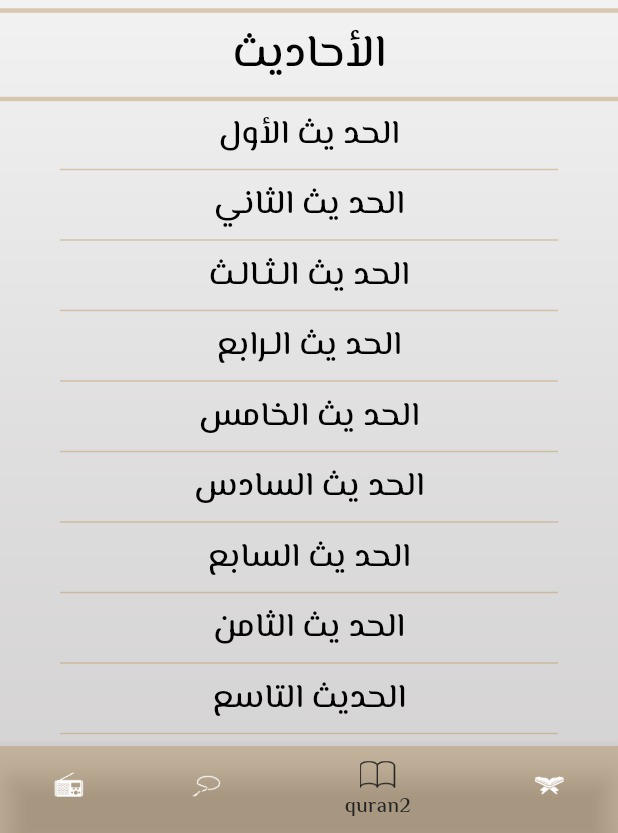
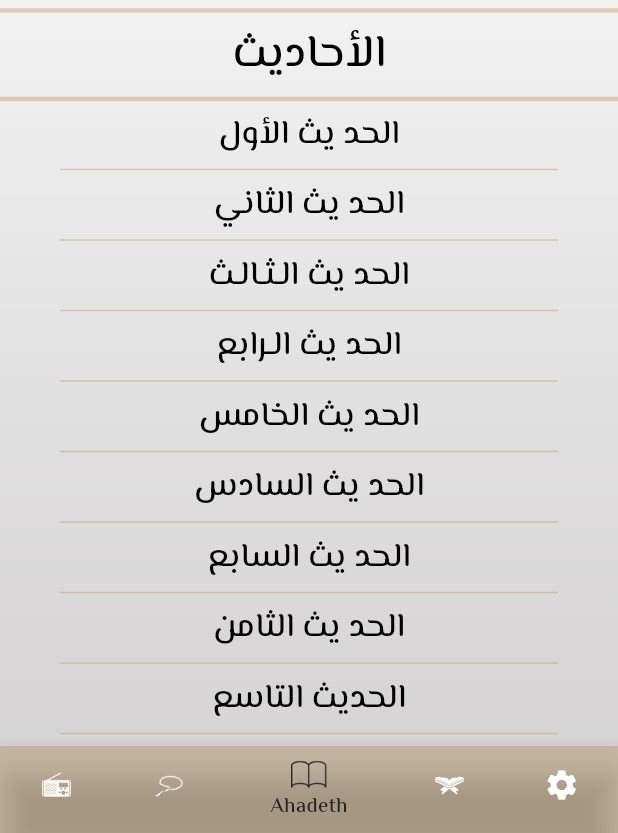
Before and after one commit to ebrahimElsayd/Islami_App, a Flutter app: the screen it shows after launch, item 3 of the bottom bar chosen, on a phone screen of 412 x 824 dp, the part 403-1236 px from its top. Run offline on Flutter 3.47's test engine with Material 3 defaults, Android fonts, the phone set to English and light mode, and no system bars; our stand-ins replace google_fonts.

Commit message:
add setting

```diff
--- a/lib/homescreen.dart
+++ b/lib/homescreen.dart
@@ -1,9 +1,9 @@
 import 'package:flutter/material.dart';
-import 'package:google_fonts/google_fonts.dart';
 import 'package:islamiapp/tabs/ahadeth.dart';
 import 'package:islamiapp/tabs/quran.dart';
 import 'package:islamiapp/tabs/radio.dart';
 import 'package:islamiapp/tabs/sebha.dart';
+import 'package:islamiapp/tabs/settings.dart';
 import 'package:islamiapp/themes.dart';
 
 class HomeScreen extends StatefulWidget {
@@ -47,23 +47,29 @@ class _HomeScreenState extends State<HomeScreen> {
                   ),
                   label: "radio"),
               BottomNavigationBarItem(
-                  backgroundColor:Themes.primary,
+                  backgroundColor: Themes.primary,
                   icon: ImageIcon(
                     AssetImage("assets/images/sebha.png"),
                   ),
                   label: "sebha"),
               BottomNavigationBarItem(
-                  backgroundColor:Themes.primary,
+                  backgroundColor: Themes.primary,
                   icon: ImageIcon(
                     AssetImage("assets/images/qurann.png"),
                   ),
-                  label: "quran2"),
+                  label: "Ahadeth"),
               BottomNavigationBarItem(
-                  backgroundColor:Themes.primary,
-                  icon:   ImageIcon(
+                  backgroundColor: Themes.primary,
+                  icon: ImageIcon(
                     AssetImage("assets/images/quran.png"),
                   ),
-                  label: "quran")
+                  label: "quran"),
+              BottomNavigationBarItem(
+                  backgroundColor: Themes.primary,
+                  icon: Icon(
+                    Icons.settings,
+                  ),
+                  label: "Settings")
             ],
           ),
           body: tabs[index],
@@ -73,14 +79,11 @@ class _HomeScreenState extends State<HomeScreen> {
     );
 
   }
-  List<Widget>tabs=[
+  List<Widget>tabs= [
     RadioTab(),
     SebhaTab(),
     AhadethTab(),
-    QuranTab()
-
-
-
-
+    QuranTab(),
+    SettingsTab()
   ];
 }
--- a/lib/main.dart
+++ b/lib/main.dart
@@ -1,12 +1,14 @@
 import 'package:flutter/material.dart';
 import 'package:islamiapp/hadith_Details/hadithDetails.dart';
 import 'package:islamiapp/homescreen.dart';
+import 'package:islamiapp/provider/my_provider.dart';
 import 'package:islamiapp/surahdetails/surah_details.dart';
 import 'package:islamiapp/themes.dart';
-
+import 'package:provider/provider.dart';
 
 void main() {
-  runApp(const MyApp());
+  runApp(ChangeNotifierProvider(
+      create: (context) => MyProvider(), child: MyApp()));
 }
 
 class MyApp extends StatelessWidget {
@@ -15,7 +17,9 @@ class MyApp extends StatelessWidget {
   // This widget is the root of your application.
   @override
   Widget build(BuildContext context) {
+    var provider = Provider.of<MyProvider>(context);
     return MaterialApp(
+      locale: Locale("en"),
       //  title: 'Flutter Demo',
       routes: {
         HomeScreen.routeName: (context) => HomeScreen(),
--- /dev/null
+++ b/lib/provider/my_provider.dart
@@ -0,0 +1,11 @@
+import 'package:flutter/foundation.dart';
+
+//import 'package:flutter/material.dart';
+class MyProvider extends ChangeNotifier {
+  String local = "en";
+
+  changeLanguage(String langCode) {
+    local = langCode;
+    notifyListeners();
+  }
+}
--- a/lib/themes.dart
+++ b/lib/themes.dart
@@ -2,7 +2,9 @@ import 'package:flutter/material.dart';
 import 'package:google_fonts/google_fonts.dart';
 
 class Themes {
-  static const Color primary = Color(0x71b7935f);
+  static const Color primary = Color(
+    0x66b7935f,
+  ); //
   static const Color blackColor = Color(0xFF242424);
 
   static ThemeData lightTheme = ThemeData(
--- a/pubspec.yaml
+++ b/pubspec.yaml
@@ -36,6 +36,7 @@ dependencies:
   # Use with the CupertinoIcons class for iOS style icons.
   cupertino_icons: ^1.0.2
   google_fonts: ^6.1.0
+  provider: ^6.1.1
 
 dev_dependencies:
   flutter_test:
```
Also changed, not shown: lib/bottomSheet/languageBottomSheet.dart (added, +66 -0 lines), lib/tabs/settings.dart (added, +78 -0 lines), pubspec.lock.
